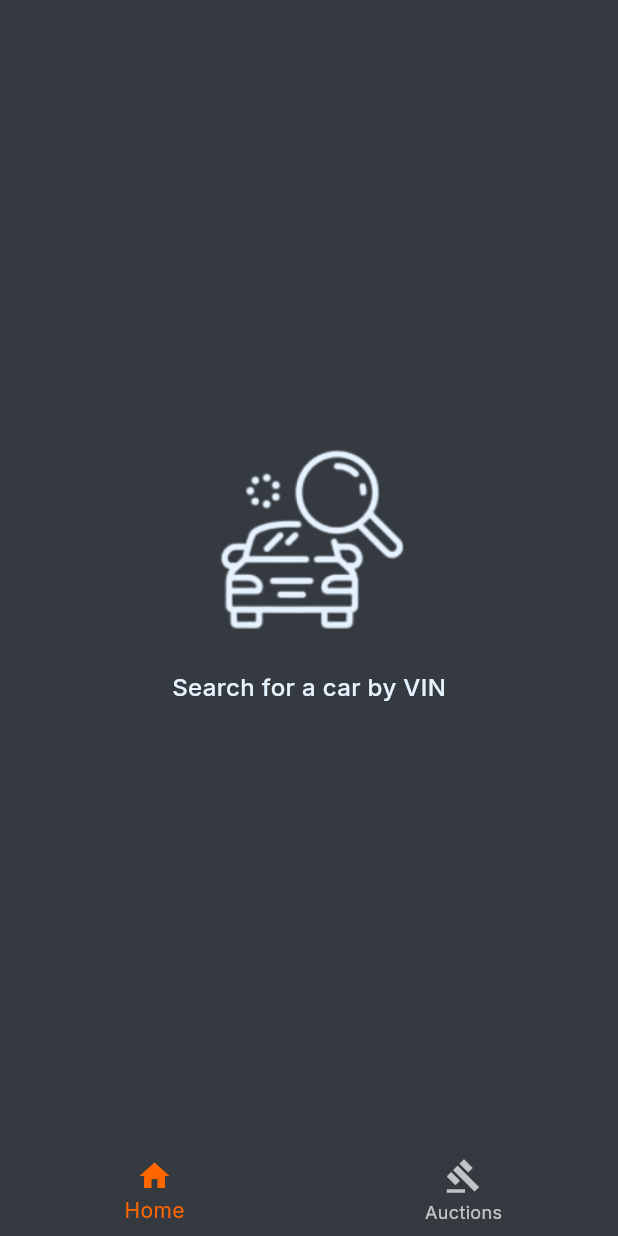
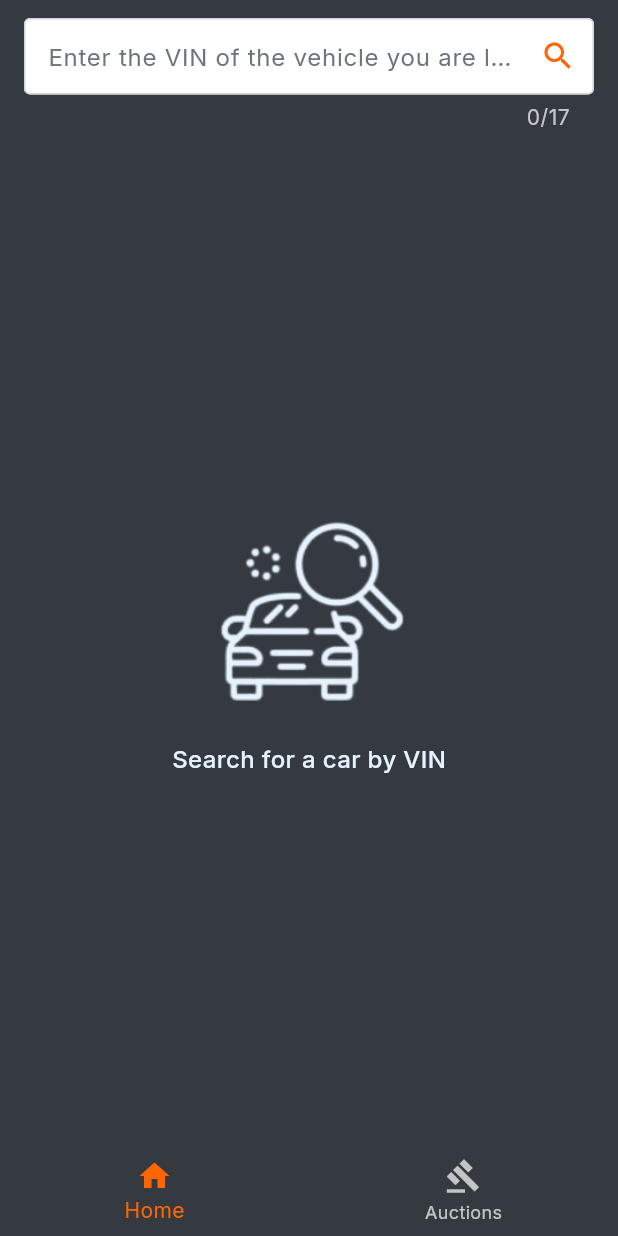
Before and after one commit to BrunoGiacoboPinto/cos, a Flutter app: the screen it shows after launch, on a phone screen of 412 x 824 dp. Run offline on Flutter 3.47's test engine with Material 3 defaults, Android fonts, the phone set to English and light mode, and no system bars; our stand-ins replace freezed_annotation, gap, get_it, go_router, google_fonts, shared_preferences and 1 more; missing offline and left inert: intersperse.

Commit message:
feat: enhance app routing by adding dynamic app bar for different routes

```diff
--- a/lib/routing/routes.dart
+++ b/lib/routing/routes.dart
@@ -1,8 +1,11 @@
+import 'package:collection/collection.dart';
 import 'package:cos/domain/model/car_auction.dart';
 import 'package:cos/home/widgets/home_screen.dart';
+import 'package:cos/home/widgets/home_screen_appbar.dart';
 import 'package:cos/routing/transitions.dart';
 import 'package:cos/ui/core/ui/theme/button.dart';
 import 'package:cos/ui/core/ui/theme/colors.dart';
+import 'package:cos/ui/core/ui/theme/spacing.dart';
 import 'package:cos/vehicle_auction/widgets/vehicle_auction_screen.dart';
 import 'package:cos/vehicle_auction_detail/vehicle_auction_detail.dart';
 import 'package:flutter/material.dart';
@@ -26,6 +29,10 @@ enum AppRoutes {
       );
     }
   }
+
+  static AppRoutes? fromPath(String path) {
+    return values.firstWhereOrNull((route) => route.path == path);
+  }
 }
 
 GoRouter buildAppRouter(GetIt dependencies) {
@@ -34,7 +41,32 @@ GoRouter buildAppRouter(GetIt dependencies) {
     routes: [
       ShellRoute(
         builder: (context, state, child) {
+          final preferredSize = AppRoutes.auction.path == state.uri.path
+              ? const Size.fromHeight(64.0)
+              : const Size.fromHeight(96.0);
           return Scaffold(
+            appBar: AppRoutes.details.path == state.uri.path
+                ? null
+                : PreferredSize(
+                    preferredSize: preferredSize,
+                    child: Container(
+                      alignment: Alignment.bottomCenter,
+                      padding: const EdgeInsets.symmetric(
+                        horizontal: spaceMd,
+                        vertical: spaceSm,
+                      ),
+                      child: switch (AppRoutes.fromPath(state.uri.path)) {
+                        AppRoutes.home => HomeScreenAppbar(viewModel: dependencies.get()),
+                        AppRoutes.auction => Text(
+                          'Last Auctions',
+                          style: Theme.of(context).textTheme.headlineLarge?.copyWith(
+                            color: lightBlue,
+                          ),
+                        ),
+                        _ => const SizedBox.shrink(),
+                      },
+                    ),
+                  ),
             backgroundColor: Theme.of(context).colorScheme.onSurface,
             body: SafeArea(child: child),
             bottomNavigationBar: Theme(
```
